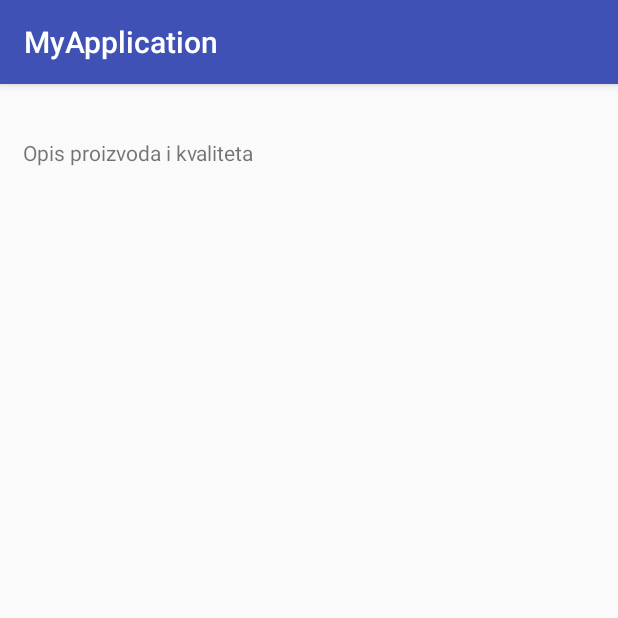
After one commit to acakojic/myapp-android-kotlin, an Android app: the DescribeItemActivity screen opened directly, with no data from a screen before it, on a phone screen of 412 x 824 dp, the top half of it. The commit adds this screen. Run offline under Robolectric (Android 15) with nearby library versions, the phone set to English and light mode, and no system bars.

Commit message:
Parent SecondActivity got children activity ItemActivity -> DescribeItemActivity. When we click SecondActivity one of list item we go in new screen ItemActivity that is showing to us hello message and picture with button, then onclick that button we go to new DescribeItemActivity that is used for description value of product.

```diff
--- a/app/src/main/AndroidManifest.xml
+++ b/app/src/main/AndroidManifest.xml
@@ -19,7 +19,9 @@
         <activity
             android:name=".SecondActivity"
             android:label="@string/title_activity_second"
-            android:theme="@style/AppTheme.NoActionBar"></activity>
+            android:theme="@style/AppTheme.NoActionBar" />
+        <activity android:name=".ItemActivity" />
+        <activity android:name=".DescribeItemActivity"></activity>
     </application>
 
 </manifest>
--- /dev/null
+++ b/app/src/main/java/com/example/koja/myapplication/DescribeItemActivity.kt
@@ -0,0 +1,12 @@
+package com.example.koja.myapplication
+
+import android.support.v7.app.AppCompatActivity
+import android.os.Bundle
+
+class DescribeItemActivity : AppCompatActivity() {
+
+    override fun onCreate(savedInstanceState: Bundle?) {
+        super.onCreate(savedInstanceState)
+        setContentView(R.layout.activity_describe_item)
+    }
+}
--- a/app/src/main/java/com/example/koja/myapplication/MainActivity.kt
+++ b/app/src/main/java/com/example/koja/myapplication/MainActivity.kt
@@ -47,6 +47,7 @@ class MainActivity : AppCompatActivity(){
             print("PRINT messages!!!")
         }
 
+        //process to new ItemActivity
         idButton03.setOnClickListener{
             val text = idEditText.text.toString()
             val intent = Intent(this, SecondActivity::class.java)
--- /dev/null
+++ b/app/src/main/res/layout/activity_describe_item.xml
@@ -0,0 +1,21 @@
+<?xml version="1.0" encoding="utf-8"?>
+<android.support.constraint.ConstraintLayout xmlns:android="http://schemas.android.com/apk/res/android"
+    xmlns:app="http://schemas.android.com/apk/res-auto"
+    xmlns:tools="http://schemas.android.com/tools"
+    android:layout_width="match_parent"
+    android:layout_height="match_parent"
+    tools:context=".DescribeItemActivity">
+
+
+    <TextView
+        android:id="@+id/textView"
+        android:layout_width="381dp"
+        android:layout_height="71dp"
+        android:text="Opis proizvoda i kvaliteta"
+        app:layout_constraintBottom_toBottomOf="parent"
+        app:layout_constraintLeft_toLeftOf="parent"
+        app:layout_constraintRight_toRightOf="parent"
+        app:layout_constraintTop_toTopOf="parent"
+        app:layout_constraintVertical_bias="0.052" />
+
+</android.support.constraint.ConstraintLayout>
```
Also changed, not shown: app/src/main/java/com/example/koja/myapplication/ItemActivity.kt (added, +28 -0 lines), app/src/main/java/com/example/koja/myapplication/SecondActivity.kt (+6 -3 lines), app/src/main/res/layout/activity_item.xml (added, +42 -0 lines), app/src/main/res/layout/activity_second.xml (+0 -7 lines).
